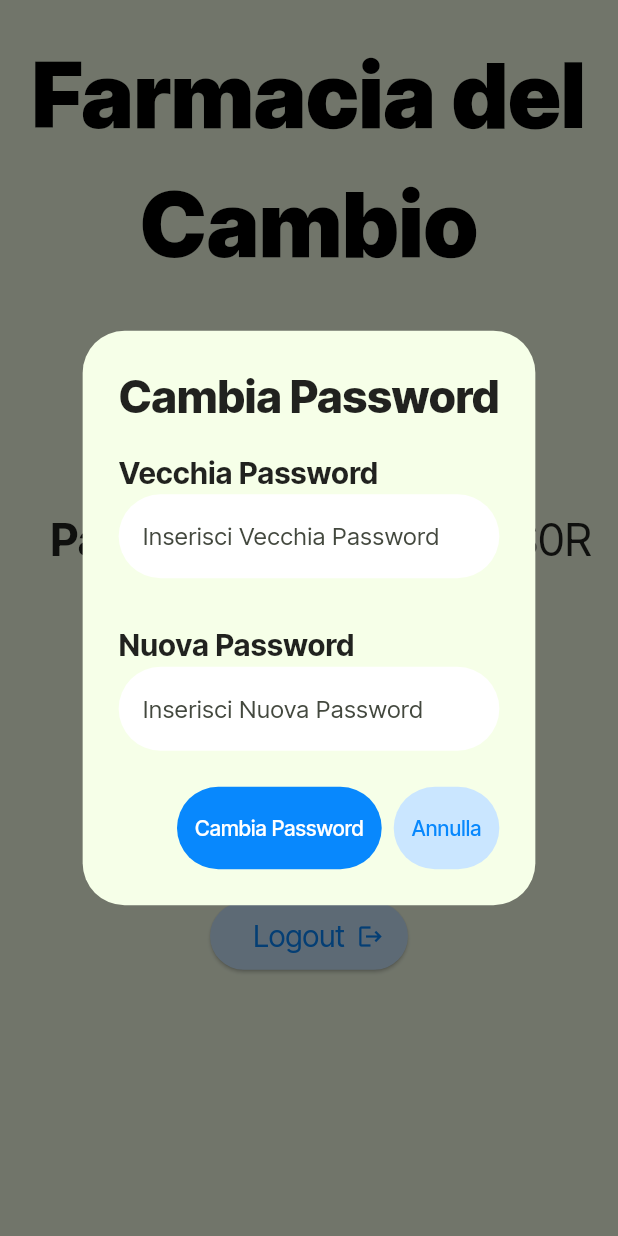
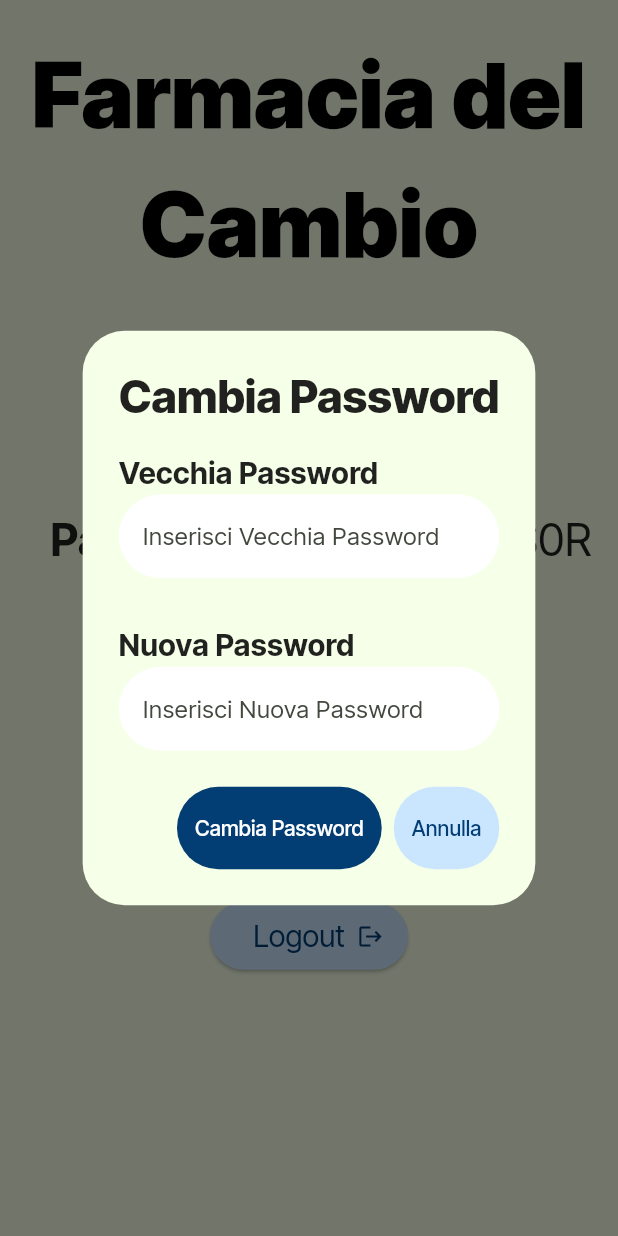
Before and after one commit to FLopriore/pharmate_farmacia, a Flutter app: the ProfilePage screen opened directly, after a tap on "Cambia Password", on a phone screen of 412 x 824 dp. Run offline on Flutter 3.47's test engine with Material 2 defaults, Android fonts, the phone set to English and light mode, and no system bars; our stand-ins replace google_fonts.

Commit message:
Made High Contrast Color

```diff
--- a/lib/screens/login_page.dart
+++ b/lib/screens/login_page.dart
@@ -25,7 +25,7 @@ class LoginPage extends StatelessWidget {
                 textDirection: TextDirection.rtl,
                 child: ElevatedButton.icon(
                   style: ElevatedButton.styleFrom(
-                    backgroundColor: const Color(0xff0888fd),
+                    backgroundColor: const Color(0xff023D74),
                     foregroundColor: Colors.white,
                     fixedSize: Size.fromHeight(45),
                   ),
--- a/lib/screens/profile_page.dart
+++ b/lib/screens/profile_page.dart
@@ -43,7 +43,7 @@ class ProfilePage extends StatelessWidget {
                 textDirection: TextDirection.rtl,
                 child: ElevatedButton.icon(
                   style: ElevatedButton.styleFrom(
-                    backgroundColor: const Color(0xff0888fd),
+                    backgroundColor: const Color(0xff023D74),
                     foregroundColor: Colors.white,
                     fixedSize: Size.fromHeight(45),
                   ),
@@ -56,7 +56,7 @@ class ProfilePage extends StatelessWidget {
                 child: ElevatedButton.icon(
                   style: ElevatedButton.styleFrom(
                     backgroundColor: const Color(0xffCAE6FF),
-                    foregroundColor: const Color(0xff0888fd),
+                    foregroundColor: const Color(0xff023D74),
                     fixedSize: Size.fromHeight(45),
                   ),
                   onPressed: () { Navigator.pop(context);},
--- a/lib/screens/warehouse_page.dart
+++ b/lib/screens/warehouse_page.dart
@@ -33,7 +33,7 @@ class WarehousePage extends StatelessWidget {
                 textDirection: TextDirection.rtl,
                 child: ElevatedButton.icon(
                   style: ElevatedButton.styleFrom(
-                    backgroundColor: const Color(0xff0888fd),
+                    backgroundColor: const Color(0xff023D74),
                     foregroundColor: Colors.white,
                     fixedSize: Size.fromHeight(45),
                   ),
@@ -45,7 +45,7 @@ class WarehousePage extends StatelessWidget {
                 textDirection: TextDirection.rtl,
                 child: ElevatedButton.icon(
                   style: ElevatedButton.styleFrom(
-                    backgroundColor: const Color(0xff0888fd),
+                    backgroundColor: const Color(0xff023D74),
                     foregroundColor: Colors.white,
                     fixedSize: Size.fromHeight(45),
                   ),
--- a/lib/widgets/add_stock.dart
+++ b/lib/widgets/add_stock.dart
@@ -28,7 +28,7 @@ class _DialogAddStockState extends State<DialogAddStock> {
         TextButton(
           onPressed: (){},
           style: TextButton.styleFrom(
-            backgroundColor: const Color(0xff0888fd),
+            backgroundColor: const Color(0xff023D74),
             foregroundColor: Colors.white,
             fixedSize: Size.fromHeight(55),
           ),
@@ -37,7 +37,7 @@ class _DialogAddStockState extends State<DialogAddStock> {
           onPressed: (){Navigator.pop(context);},
           style: TextButton.styleFrom(
             backgroundColor: const Color(0xffCAE6FF),
-            foregroundColor: const Color(0xff0888fd),
+            foregroundColor: const Color(0xff023D74),
             fixedSize: Size.fromHeight(55),
           ),
           child: const Text("Annulla"),),
--- a/lib/widgets/change_password.dart
+++ b/lib/widgets/change_password.dart
@@ -28,7 +28,7 @@ class _ChangePassState extends State<ChangePass> {
         TextButton(
           onPressed: (){},
           style: TextButton.styleFrom(
-            backgroundColor: const Color(0xff0888fd),
+            backgroundColor: const Color(0xff023D74),
             foregroundColor: Colors.white,
             fixedSize: Size.fromHeight(55),
           ),
@@ -37,7 +37,7 @@ class _ChangePassState extends State<ChangePass> {
           onPressed: (){Navigator.pop(context);},
           style: TextButton.styleFrom(
             backgroundColor: const Color(0xffCAE6FF),
-            foregroundColor: const Color(0xff0888fd),
+            foregroundColor: const Color(0xff023D74),
             fixedSize: Size.fromHeight(55),
           ),
           child: const Text("Annulla"),),
```
